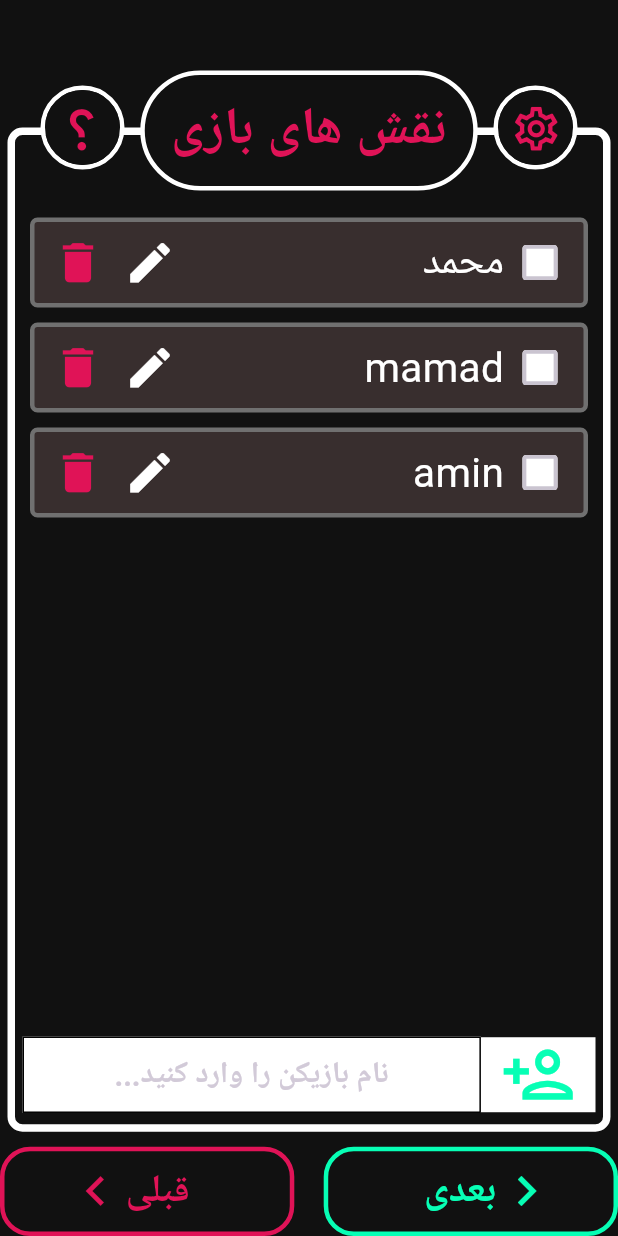
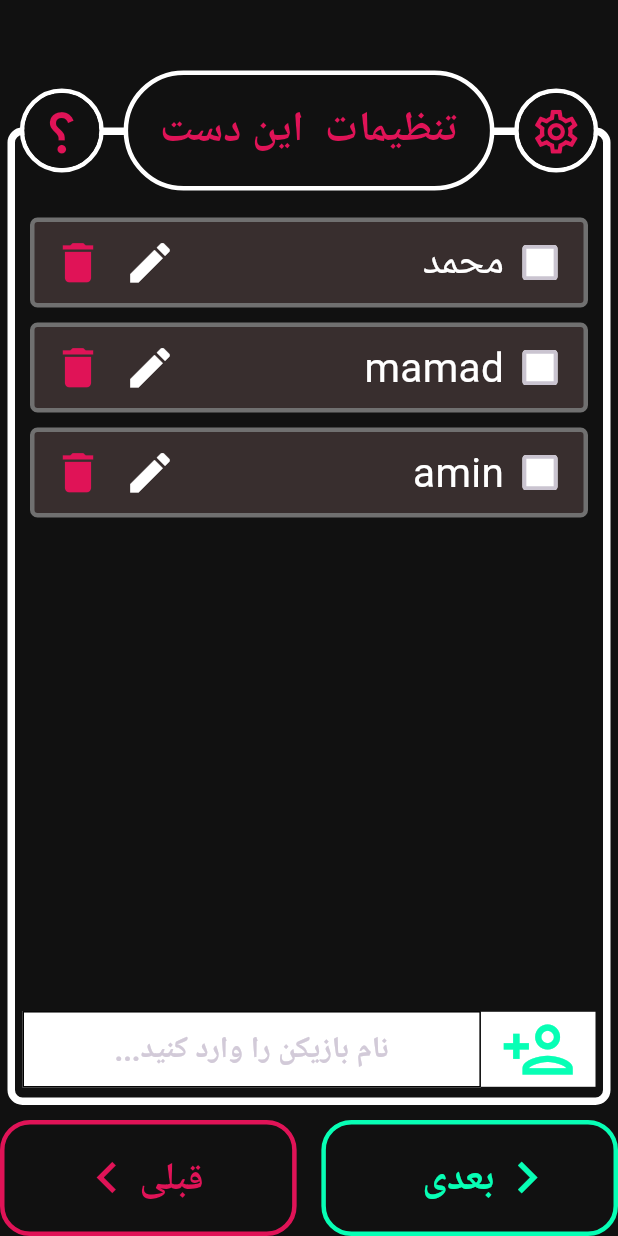
Before and after one commit to MHMDHSiN83/mafia_killer, a Flutter app: the PlayersPage screen opened by its route, on a phone screen of 412 x 824 dp. Run offline on Flutter 3.47's test engine with Material 3 defaults, Android fonts, the light colour scheme and no system bars; project files that could hold a hidden picture were left out.

Commit message:
finished page-layout and fixed next and previous button issues

```diff
--- a/lib/components/my_outlined_button.dart
+++ b/lib/components/my_outlined_button.dart
@@ -19,10 +19,41 @@ class MyOutlinedButton extends StatelessWidget {
 
   @override
   Widget build(BuildContext context) {
+    return OutlinedButton.icon(
+      onPressed: onTap,
+      iconAlignment: (isIconRight!) ? IconAlignment.start : IconAlignment.end,
+      label: Padding(
+        padding: EdgeInsets.symmetric(horizontal: 6),
+        child: Text(
+          textAlign: TextAlign.center,
+          text,
+          style: TextStyle(
+              color: color, fontWeight: FontWeight.bold, fontSize: 26),
+        ),
+      ),
+      style: OutlinedButton.styleFrom(
+        shape: RoundedRectangleBorder(borderRadius: BorderRadius.circular(20)),
+        //padding: EdgeInsets.symmetric(horizontal: 12, vertical: 8),
+        side: BorderSide(width: 3, color: color),
+      ),
+      icon: Container(
+        //color: Colors.blue,
+        //width: 35,
+        child: Transform.scale(
+          scale: 2.8,
+          child: Icon(
+            icon,
+            // opticalSize: 0.5,
+            color: color,
+            size: 15,
+          ),
+        ),
+      ),
+    );
     if (hasIcon) {
       if (isIconRight!) {
-        return GestureDetector(
-          onTap: onTap,
+        return MaterialButton(
+          onPressed: onTap,
           child: Container(
             decoration: BoxDecoration(
                 border: Border.all(
@@ -51,7 +82,10 @@ class MyOutlinedButton extends StatelessWidget {
           ),
         );
       } else {
-        return Container(
+        return OutlinedButton.icon(
+          ///padding: EdgeInsets.zero,
+          onPressed: onTap,
+          label: Container(
             decoration: BoxDecoration(
                 border: Border.all(
                   color: color,
@@ -76,11 +110,13 @@ class MyOutlinedButton extends StatelessWidget {
                 )
               ],
             ),
+          ),
         );
       }
     } else {
-      return GestureDetector(
-        onTap: onTap,
+      return MaterialButton(
+        padding: EdgeInsets.zero,
+        onPressed: onTap,
         child: Container(
           decoration: BoxDecoration(
               border: Border.all(
--- a/lib/components/page_frame.dart
+++ b/lib/components/page_frame.dart
@@ -6,17 +6,21 @@ class PageFrame extends StatelessWidget {
   final Widget? child;
   final String pageTitle;
 
-  final List<double> Fontsizes = [28, 35, 39];
+  final Map<String, double> Fontsizes = {
+    "small": 28,
+    "medium": 35,
+    "large": 39
+  };
   double determineTitleFontsize() {
     double len = pageTitle.length.toDouble();
     int numberOfWords = pageTitle.split(' ').length;
     if (len <= 12 && numberOfWords <= 2) {
-      return Fontsizes[2];
+      return Fontsizes["large"]!;
     } else if ((len > 12 && len <= 14 && numberOfWords <= 2) ||
         (len <= 12 && numberOfWords > 2)) {
-      return Fontsizes[1];
+      return Fontsizes["medium"]!;
     } else {
-      return Fontsizes[0];
+      return Fontsizes["small"]!;
     }
   }
 
@@ -38,10 +42,44 @@ class PageFrame extends StatelessWidget {
           top: -3,
           left: 0,
           right: 0,
-          child: Center(
+          child: Row(
+            mainAxisAlignment: MainAxisAlignment.center,
+            children: [
+              // question mark button on the left
+              Expanded(
+                flex: 1,
+                child: Container(
+                  decoration: BoxDecoration(
+                    shape: BoxShape.circle,
+                    border: Border.all(
+                      color: Colors.white, // Border color
+                      width: 3, // Border width
+                    ),
+                  ),
+                  child: CircleAvatar(
+                    backgroundColor: Color(0xFF111111),
+                    radius: 25, // Size of the circular button
+
+                    child: IconButton(
+                      icon: Icon(
+                        Icons.settings_outlined,
+                        size: 35,
+                      ),
+                      color: Color(0xFFE01357),
+                      onPressed: () {
+                        print('Icon Button Pressed');
+                      },
+                    ),
+                  ),
+                ),
+              ),
+              // SizedBox(
+              //   width: 5,
+              // ),
+              Expanded(
+                flex: 3,
                 child: Container(
                   //TODO
-              width: 225,
                   height: 80,
                   //padding: EdgeInsets.symmetric(horizontal: 10),
                   decoration: BoxDecoration(
@@ -63,11 +101,12 @@ class PageFrame extends StatelessWidget {
                   ),
                 ),
               ),
-        ),
-        // question mark button on the left
-        Positioned(
-          top: 7,
-          left: 27,
+              // SizedBox(
+              //   width: 5,
+              // ),
+              // setting button on the right
+              Expanded(
+                flex: 1,
                 child: Container(
                   decoration: BoxDecoration(
                     shape: BoxShape.circle,
@@ -99,33 +138,7 @@ class PageFrame extends StatelessWidget {
                   ),
                 ),
               ),
-        // setting button on the right
-        Positioned(
-          top: 7,
-          right: 27,
-          child: Container(
-            decoration: BoxDecoration(
-              shape: BoxShape.circle,
-              border: Border.all(
-                color: Colors.white, // Border color
-                width: 3, // Border width
-              ),
-            ),
-            child: CircleAvatar(
-              backgroundColor: Color(0xFF111111),
-              radius: 25, // Size of the circular button
-
-              child: IconButton(
-                icon: Icon(
-                  Icons.settings_outlined,
-                  size: 35,
-                ),
-                color: Color(0xFFE01357),
-                onPressed: () {
-                  print('Icon Button Pressed');
-                },
-              ),
-            ),
+            ],
           ),
         ),
       ],
--- a/lib/pages/players_page.dart
+++ b/lib/pages/players_page.dart
@@ -37,9 +37,9 @@ class _PlayersPageState extends State<PlayersPage> {
             height: 50,
           ),
           Expanded(
-            flex: 12,
+            flex: 18,
             child: PageFrame(
-              pageTitle: "نقش های بازی",
+              pageTitle: "تنظیمات  این دست",
               child: Column(
                 children: [
                   Expanded(
@@ -119,12 +119,12 @@ class _PlayersPageState extends State<PlayersPage> {
 
           // next and previous button
           Expanded(
-            flex: 1,
+            flex: 2,
             child: Row(
               crossAxisAlignment: CrossAxisAlignment.stretch,
               children: [
                 Expanded(
-                  flex: 10,
+                  flex: 12,
                   child: MyOutlinedButton(
                     text: "بعدی",
                     color: Color(0xFF07FFB5),
@@ -134,12 +134,11 @@ class _PlayersPageState extends State<PlayersPage> {
                     icon: Icons.keyboard_arrow_right,
                   ),
                 ),
-                Expanded(
+                const Spacer(
                   flex: 1,
-                  child: SizedBox(),
                 ),
                 Expanded(
-                  flex: 10,
+                    flex: 12,
                     child: MyOutlinedButton(
                       text: "قبلی",
                       hasIcon: true,
@@ -147,8 +146,7 @@ class _PlayersPageState extends State<PlayersPage> {
                       onTap: () => Navigator.pop(context),
                       isIconRight: false,
                       icon: Icons.keyboard_arrow_left,
-                  ),
-                )
+                    )),
               ],
             ),
           ),
```
Lines whose indentation alone changed are shown as unchanged.
